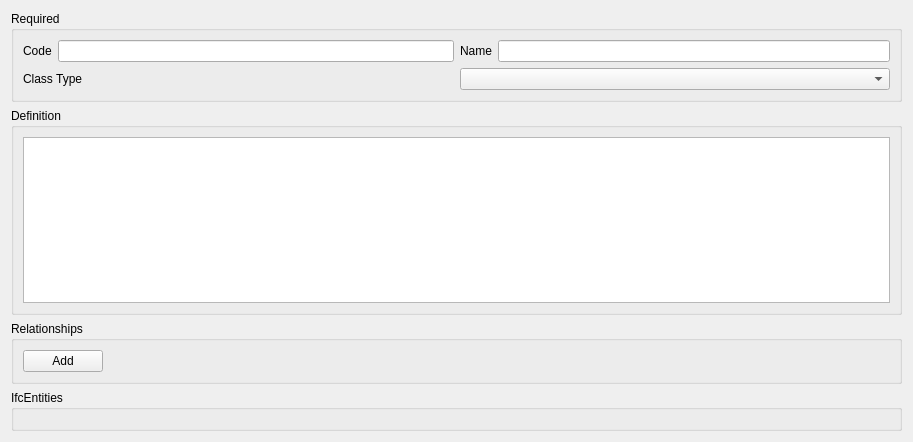
Above: src/bsdd_gui/module/class_editor/qt/ClassEditor.ui from c-mellueh/bSDD-Toolkit before the change. Below: the same form after it.
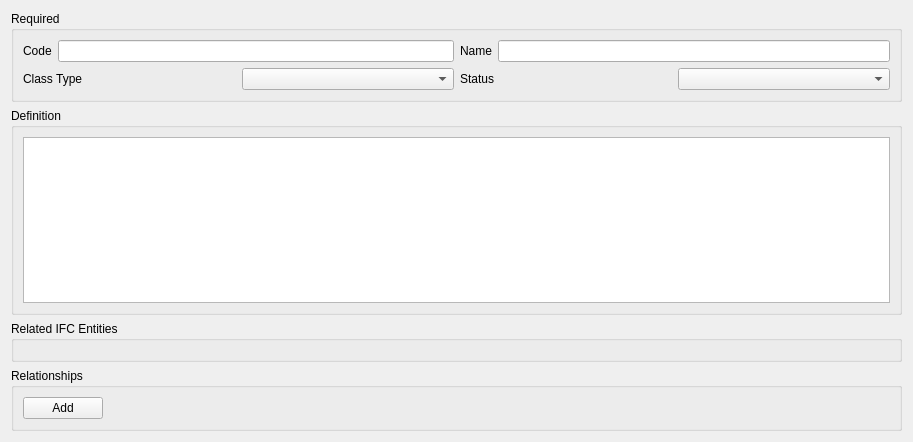
That is the form after the change. Custom widgets are drawn as their Qt base class.

Commit message: add color handling and status

Diff of the .ui file:
```diff
--- a/src/bsdd_gui/module/class_editor/qt/ClassEditor.ui
+++ b/src/bsdd_gui/module/class_editor/qt/ClassEditor.ui
@@ -34,13 +34,6 @@
         </item>
        </layout>
       </item>
-      <item row="1" column="0">
-       <widget class="QLabel" name="lb_class_type">
-        <property name="text">
-         <string>Class Type</string>
-        </property>
-       </widget>
-      </item>
       <item row="0" column="1">
        <layout class="QHBoxLayout" name="hl_name">
         <item>
@@ -55,8 +48,33 @@
         </item>
        </layout>
       </item>
+      <item row="1" column="0">
+       <layout class="QHBoxLayout" name="hl_class_type">
+        <item>
+         <widget class="QLabel" name="lb_class_type">
+          <property name="text">
+           <string>Class Type</string>
+          </property>
+         </widget>
+        </item>
+        <item>
+         <widget class="QComboBox" name="cb_class_type"/>
+        </item>
+       </layout>
+      </item>
       <item row="1" column="1">
-       <widget class="QComboBox" name="cb_class_type"/>
+       <layout class="QHBoxLayout" name="hl_status">
+        <item>
+         <widget class="QLabel" name="lb_status">
+          <property name="text">
+           <string>Status</string>
+          </property>
+         </widget>
+        </item>
+        <item>
+         <widget class="QComboBox" name="cb_status"/>
+        </item>
+       </layout>
       </item>
      </layout>
     </widget>
@@ -73,6 +91,18 @@
      </layout>
     </widget>
    </item>
+   <item>
+    <widget class="QGroupBox" name="groupBox">
+     <property name="title">
+      <string>Related IFC Entities</string>
+     </property>
+     <layout class="QVBoxLayout" name="verticalLayout_4">
+      <item>
+       <widget class="IfcTagInput" name="ti_related_ifc_entity" native="true"/>
+      </item>
+     </layout>
+    </widget>
+   </item>
    <item>
     <widget class="QGroupBox" name="gb_relationship">
      <property name="title">
@@ -109,18 +139,6 @@
      </layout>
     </widget>
    </item>
-   <item>
-    <widget class="QGroupBox" name="groupBox">
-     <property name="title">
-      <string>IfcEntities</string>
-     </property>
-     <layout class="QVBoxLayout" name="verticalLayout_4">
-      <item>
-       <widget class="IfcTagInput" name="ti_related_ifc_entity" native="true"/>
-      </item>
-     </layout>
-    </widget>
-   </item>
   </layout>
  </widget>
  <customwidgets>
```
The commit also changes 7 other files.
